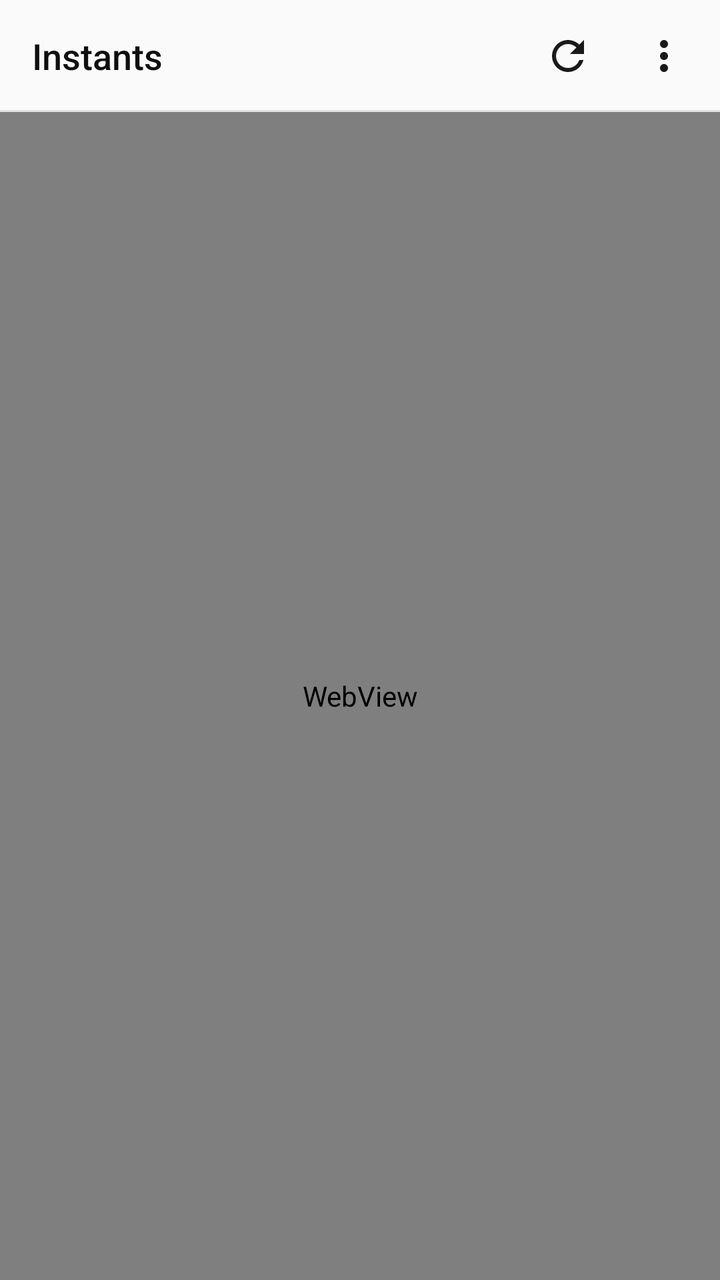
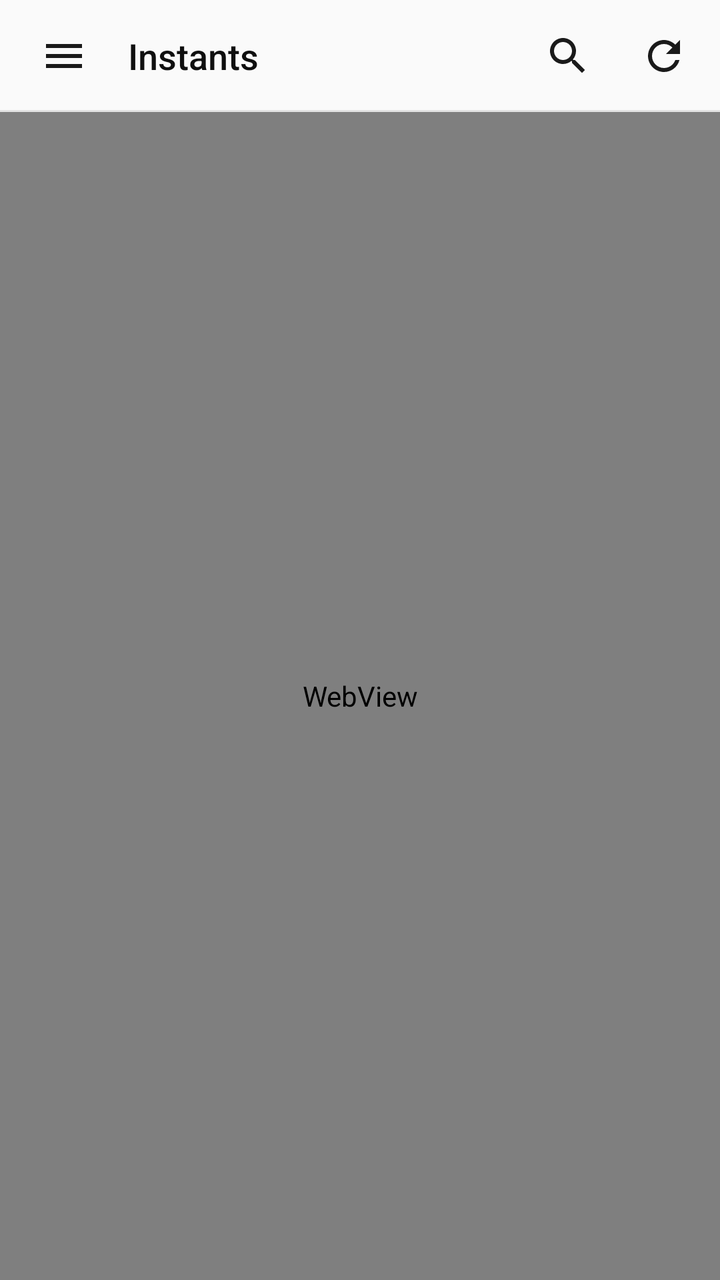

Two renders of the same Android screen: before a commit and after it. Below are the layout's source before the change and the commit's diff.
<!-- AndroidManifest.xml: application theme AppTheme -->
<!-- res/layout/activity_main.xml -->
<?xml version="1.0" encoding="utf-8"?>
<LinearLayout xmlns:android="http://schemas.android.com/apk/res/android"
    android:id="@+id/root"
    android:layout_width="match_parent"
    android:layout_height="match_parent"
    android:background="@color/bg"
    android:orientation="vertical">

    <FrameLayout
        android:layout_width="match_parent"
        android:layout_height="@dimen/toolbar_height">

        <LinearLayout
            android:layout_width="match_parent"
            android:layout_height="match_parent"
            android:gravity="center_vertical"
            android:orientation="horizontal"
            android:paddingStart="8dp"
            android:paddingEnd="4dp">

            <TextView
                android:id="@+id/title"
                android:layout_width="0dp"
                android:layout_height="wrap_content"
                android:layout_weight="1"
                android:ellipsize="end"
                android:fontFamily="sans-serif-medium"
                android:maxLines="1"
                android:paddingStart="8dp"
                android:paddingEnd="8dp"
                android:text="@string/app_name"
                android:textColor="@color/text_primary"
                android:textSize="@dimen/title_size" />

            <ImageButton
                android:id="@+id/btn_refresh"
                android:layout_width="@dimen/touch_target"
                android:layout_height="@dimen/touch_target"
                android:background="?android:attr/selectableItemBackgroundBorderless"
                android:contentDescription="@string/action_refresh"
                android:padding="12dp"
                android:scaleType="fitCenter"
                android:src="@drawable/ic_refresh"
                android:tint="@color/icon" />

            <ImageButton
                android:id="@+id/btn_more"
                android:layout_width="@dimen/touch_target"
                android:layout_height="@dimen/touch_target"
                android:background="?android:attr/selectableItemBackgroundBorderless"
                android:contentDescription="@string/action_more"
                android:padding="12dp"
                android:scaleType="fitCenter"
                android:src="@drawable/ic_more_vert"
                android:tint="@color/icon" />
        </LinearLayout>

        <View
            android:layout_width="match_parent"
            android:layout_height="@dimen/hairline"
            android:layout_gravity="bottom"
            android:background="@color/divider" />
    </FrameLayout>

    <ProgressBar
        android:id="@+id/progress"
        style="?android:attr/progressBarStyleHorizontal"
        android:layout_width="match_parent"
        android:layout_height="@dimen/progress_height"
        android:indeterminate="false"
        android:max="100"
        android:minHeight="0dp"
        android:progress="0"
        android:progressBackgroundTint="@android:color/transparent"
        android:progressTint="@color/accent"
        android:visibility="gone" />

    <FrameLayout
        android:layout_width="match_parent"
        android:layout_height="0dp"
        android:layout_weight="1">

        <WebView
            android:id="@+id/web"
            android:layout_width="match_parent"
            android:layout_height="match_parent"
            android:background="@color/bg" />

        <LinearLayout
            android:id="@+id/error_panel"
            android:layout_width="match_parent"
            android:layout_height="match_parent"
            android:background="@color/bg"
            android:gravity="center"
            android:orientation="vertical"
            android:paddingStart="@dimen/gutter"
            android:paddingEnd="@dimen/gutter"
            android:visibility="gone">

            <TextView
                android:layout_width="match_parent"
                android:layout_height="wrap_content"
                android:fontFamily="sans-serif-medium"
                android:gravity="center"
                android:text="@string/error_title"
                android:textColor="@color/text_primary"
                android:textSize="@dimen/title_size" />

            <TextView
                android:layout_width="match_parent"
                android:layout_height="wrap_content"
                android:layout_marginTop="@dimen/gap"
                android:gravity="center"
                android:text="@string/error_body"
                android:textColor="@color/text_secondary"
                android:textSize="@dimen/body_size" />

            <Button
                android:id="@+id/btn_retry"
                android:layout_width="wrap_content"
                android:layout_height="wrap_content"
                android:layout_marginTop="@dimen/gutter"
                android:background="@drawable/bg_retry"
                android:fontFamily="sans-serif-medium"
                android:insetLeft="0dp"
                android:insetTop="0dp"
                android:insetRight="0dp"
                android:insetBottom="0dp"
                android:minHeight="0dp"
                android:minWidth="0dp"
                android:paddingStart="@dimen/gutter"
                android:paddingTop="12dp"
                android:paddingEnd="@dimen/gutter"
                android:paddingBottom="12dp"
                android:stateListAnimator="@null"
                android:text="@string/action_retry"
                android:textAllCaps="false"
                android:textColor="@color/on_accent"
                android:textSize="@dimen/body_size" />
        </LinearLayout>
    </FrameLayout>
</LinearLayout>
<!-- resources referenced by this layout -->
<resources>
  <color name="accent">#1F6FE0</color>
  <color name="bg">#FAFAFA</color>
  <color name="divider">#E2E2E2</color>
  <color name="icon">#1A1A1A</color>
  <color name="on_accent">#FFFFFF</color>
  <color name="text_primary">#0F0F0F</color>
  <color name="text_secondary">#5C5C5C</color>
  <dimen name="body_size">15sp</dimen>
  <dimen name="gap">8dp</dimen>
  <dimen name="gutter">24dp</dimen>
  <dimen name="hairline">1dp</dimen>
  <dimen name="progress_height">2dp</dimen>
  <dimen name="title_size">18sp</dimen>
  <dimen name="toolbar_height">56dp</dimen>
  <dimen name="touch_target">48dp</dimen>
  <!-- drawable bg_retry (drawable) -->
  <?xml version="1.0" encoding="utf-8"?>
  <ripple xmlns:android="http://schemas.android.com/apk/res/android"
      android:color="#33FFFFFF">
      <item>
          <shape android:shape="rectangle">
              <solid android:color="@color/accent" />
              <corners android:radius="@dimen/radius" />
          </shape>
      </item>
  </ripple>
  <!-- drawable ic_more_vert (drawable) -->
  <vector xmlns:android="http://schemas.android.com/apk/res/android"
      android:width="24dp"
      android:height="24dp"
      android:viewportWidth="24"
      android:viewportHeight="24">
      <path
          android:fillColor="#FFFFFFFF"
          android:pathData="M12,8c1.1,0 2,-0.9 2,-2s-0.9,-2 -2,-2 -2,0.9 -2,2 0.9,2 2,2zM12,10c-1.1,0 -2,0.9 -2,2s0.9,2 2,2 2,-0.9 2,-2 -0.9,-2 -2,-2zM12,16c-1.1,0 -2,0.9 -2,2s0.9,2 2,2 2,-0.9 2,-2 -0.9,-2 -2,-2z" />
  </vector>
  <!-- drawable ic_refresh (drawable) -->
  <vector xmlns:android="http://schemas.android.com/apk/res/android"
      android:width="24dp"
      android:height="24dp"
      android:viewportWidth="24"
      android:viewportHeight="24">
      <path
          android:fillColor="#FFFFFFFF"
          android:pathData="M17.65,6.35C16.2,4.9 14.21,4 12,4c-4.42,0 -7.99,3.58 -7.99,8s3.57,8 7.99,8c3.73,0 6.84,-2.55 7.73,-6h-2.08c-0.82,2.33 -3.04,4 -5.65,4 -3.31,0 -6,-2.69 -6,-6s2.69,-6 6,-6c1.66,0 3.14,0.69 4.22,1.78L13,11h7V4l-2.35,2.35z" />
  </vector>
  <string name="action_more">Menu lainnya</string>
  <string name="action_refresh">Muat ulang</string>
  <string name="action_retry">Coba lagi</string>
  <string name="app_name">Instants</string>
  <string name="error_body">Periksa koneksi internet, lalu coba lagi.</string>
  <string name="error_title">Tidak bisa terhubung ke myinstants.com</string>
  <style name="AppTheme" parent="@android:style/Theme.DeviceDefault.Light.NoActionBar">
          <item name="android:windowBackground">@color/bg</item>
          <item name="android:colorAccent">@color/accent</item>
          <item name="android:statusBarColor">@color/bg</item>
          <item name="android:navigationBarColor">@color/bg</item>
          <item name="android:windowLightStatusBar">true</item>
          <item name="android:windowLightNavigationBar">true</item>
          <item name="android:windowActionModeOverlay">true</item>
      </style>
  <dimen name="radius">8dp</dimen>
</resources>

<!-- the commit's change to res/layout/activity_main.xml (unified diff, before → after) -->
@@ -18,6 +18,17 @@
             android:paddingStart="8dp"
             android:paddingEnd="4dp">
 
+            <ImageButton
+                android:id="@+id/btn_menu"
+                android:layout_width="@dimen/touch_target"
+                android:layout_height="@dimen/touch_target"
+                android:background="?android:attr/selectableItemBackgroundBorderless"
+                android:contentDescription="@string/action_menu"
+                android:padding="12dp"
+                android:scaleType="fitCenter"
+                android:src="@drawable/ic_menu"
+                android:tint="@color/icon" />
+
             <TextView
                 android:id="@+id/title"
                 android:layout_width="0dp"
@@ -33,6 +44,17 @@
                 android:textSize="@dimen/title_size" />
 
             <ImageButton
+                android:id="@+id/btn_search"
+                android:layout_width="@dimen/touch_target"
+                android:layout_height="@dimen/touch_target"
+                android:background="?android:attr/selectableItemBackgroundBorderless"
+                android:contentDescription="@string/action_search"
+                android:padding="12dp"
+                android:scaleType="fitCenter"
+                android:src="@drawable/ic_search"
+                android:tint="@color/icon" />
+
+            <ImageButton
                 android:id="@+id/btn_refresh"
                 android:layout_width="@dimen/touch_target"
                 android:layout_height="@dimen/touch_target"
@@ -41,17 +63,6 @@
                 android:padding="12dp"
                 android:scaleType="fitCenter"
                 android:src="@drawable/ic_refresh"
-                android:tint="@color/icon" />
-
-            <ImageButton
-                android:id="@+id/btn_more"
-                android:layout_width="@dimen/touch_target"
-                android:layout_height="@dimen/touch_target"
-                android:background="?android:attr/selectableItemBackgroundBorderless"
-                android:contentDescription="@string/action_more"
-                android:padding="12dp"
-                android:scaleType="fitCenter"
-                android:src="@drawable/ic_more_vert"
                 android:tint="@color/icon" />
         </LinearLayout>
 
<!-- resource entries referenced after the edit -->
@@ -26,7 +26,7 @@
           </shape>
       </item>
   </ripple>
-  <!-- drawable ic_more_vert (drawable) -->
+  <!-- drawable ic_menu (drawable) -->
   <vector xmlns:android="http://schemas.android.com/apk/res/android"
       android:width="24dp"
       android:height="24dp"
@@ -34,7 +34,7 @@
       android:viewportHeight="24">
       <path
           android:fillColor="#FFFFFFFF"
-          android:pathData="M12,8c1.1,0 2,-0.9 2,-2s-0.9,-2 -2,-2 -2,0.9 -2,2 0.9,2 2,2zM12,10c-1.1,0 -2,0.9 -2,2s0.9,2 2,2 2,-0.9 2,-2 -0.9,-2 -2,-2zM12,16c-1.1,0 -2,0.9 -2,2s0.9,2 2,2 2,-0.9 2,-2 -0.9,-2 -2,-2z" />
+          android:pathData="M3,18h18v-2H3v2zM3,13h18v-2H3v2zM3,6v2h18V6H3z" />
   </vector>
   <!-- drawable ic_refresh (drawable) -->
   <vector xmlns:android="http://schemas.android.com/apk/res/android"
@@ -46,9 +46,20 @@
           android:fillColor="#FFFFFFFF"
           android:pathData="M17.65,6.35C16.2,4.9 14.21,4 12,4c-4.42,0 -7.99,3.58 -7.99,8s3.57,8 7.99,8c3.73,0 6.84,-2.55 7.73,-6h-2.08c-0.82,2.33 -3.04,4 -5.65,4 -3.31,0 -6,-2.69 -6,-6s2.69,-6 6,-6c1.66,0 3.14,0.69 4.22,1.78L13,11h7V4l-2.35,2.35z" />
   </vector>
-  <string name="action_more">Menu lainnya</string>
+  <!-- drawable ic_search (drawable) -->
+  <vector xmlns:android="http://schemas.android.com/apk/res/android"
+      android:width="24dp"
+      android:height="24dp"
+      android:viewportWidth="24"
+      android:viewportHeight="24">
+      <path
+          android:fillColor="#FFFFFFFF"
+          android:pathData="M15.5,14h-0.79l-0.28,-0.27C15.41,12.59 16,11.11 16,9.5 16,5.91 13.09,3 9.5,3S3,5.91 3,9.5 5.91,16 9.5,16c1.61,0 3.09,-0.59 4.23,-1.57l0.27,0.28v0.79l5,4.99L20.49,19l-4.99,-5zM9.5,14C7.01,14 5,11.99 5,9.5S7.01,5 9.5,5 14,7.01 14,9.5 11.99,14 9.5,14z" />
+  </vector>
+  <string name="action_menu">Menu</string>
   <string name="action_refresh">Muat ulang</string>
   <string name="action_retry">Coba lagi</string>
+  <string name="action_search">Cari</string>
   <string name="app_name">Instants</string>
   <string name="error_body">Periksa koneksi internet, lalu coba lagi.</string>
   <string name="error_title">Tidak bisa terhubung ke myinstants.com</string>
